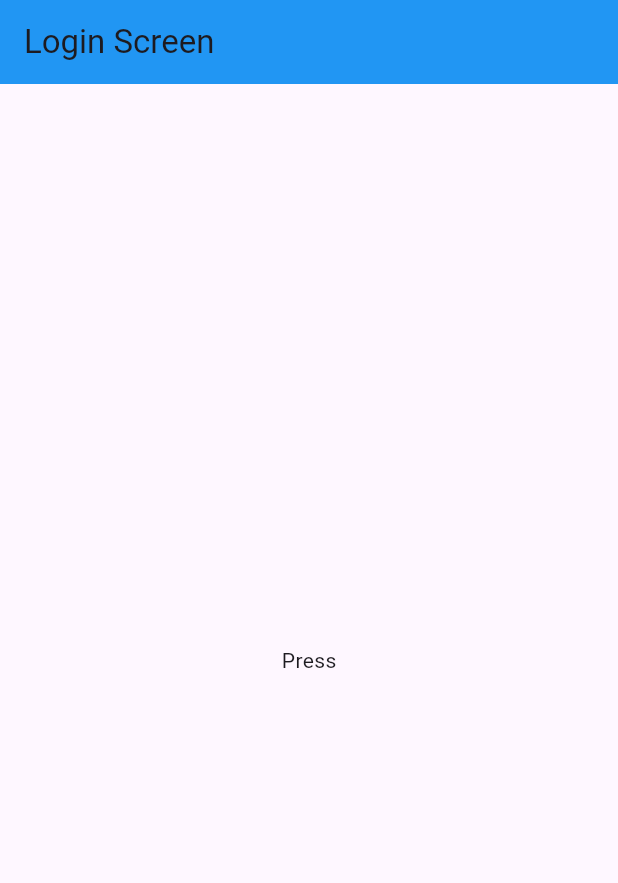
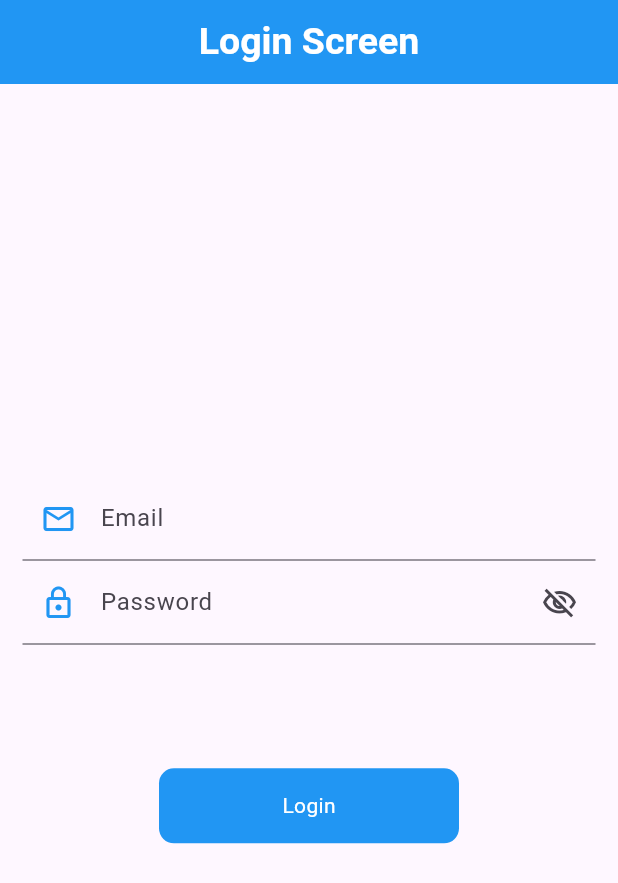
Before and after one commit to R-e-h-a-n-N-a-s-e-e-r/Flutter-MVVM-Architecture, a Flutter app: the screen it shows after launch, on a phone screen of 412 x 824 dp. Shown: the top 883 px of the screen. Run offline on Flutter 3.47's test engine with Material 3 defaults, Android fonts, the phone set to English and light mode, and no system bars; our stand-ins replace another_flushbar, fluttertoast.

Commit message:
Login View & View Model - Flutter MVVM

```diff
--- a/lib/Utils/utils.dart
+++ b/lib/Utils/utils.dart
@@ -4,6 +4,15 @@ import 'package:flutter/material.dart';
 import 'package:fluttertoast/fluttertoast.dart';
 
 class Utils {
+  static void fieldFocus(
+    BuildContext context,
+    FocusNode currentFocus,
+    FocusNode nextFocus,
+  ) {
+    currentFocus.unfocus();
+    FocusScope.of(context).requestFocus(nextFocus);
+  }
+
   static flutterToastErrorMessage(String message) {
     return Fluttertoast.showToast(
       msg: message,
@@ -17,7 +26,6 @@ class Utils {
     showFlushbar(
       context: context,
       flushbar: Flushbar(
-        title: "Hey Ninja",
         titleColor: Colors.white,
         message: message,
         flushbarPosition: FlushbarPosition.TOP,
@@ -44,7 +52,7 @@ class Utils {
 
   static snackBar(String message, BuildContext context) {
     return ScaffoldMessenger.of(context).showSnackBar(
-      SnackBar(content: Text(message), backgroundColor: Colors.red,),
+      SnackBar(content: Text(message), backgroundColor: Colors.red),
     );
   }
 }
--- a/lib/View/login_screen.dart
+++ b/lib/View/login_screen.dart
@@ -1,6 +1,6 @@
 import 'package:flutter/material.dart';
-import 'package:flutter_mvvm_architecture/Utils/routes/routes_name.dart';
 import 'package:flutter_mvvm_architecture/Utils/utils.dart';
+import 'package:flutter_mvvm_architecture/res/components/round_button.dart';
 
 class LoginScreen extends StatefulWidget {
   const LoginScreen({super.key});
@@ -10,18 +10,100 @@ class LoginScreen extends StatefulWidget {
 }
 
 class _LoginScreenState extends State<LoginScreen> {
+  ValueNotifier<bool> _isObscure = ValueNotifier<bool>(true);
+  final TextEditingController _emailController = TextEditingController();
+  final TextEditingController _passwordController = TextEditingController();
+
+  FocusNode emailFocus = FocusNode();
+  FocusNode passwordFocus = FocusNode();
+
+  @override
+  void dispose() {
+    // TODO: implement dispose
+    super.dispose();
+    _emailController.dispose();
+    _passwordController.dispose();
+    emailFocus.dispose();
+    passwordFocus.dispose();
+    _isObscure.dispose();
+  }
+
   @override
   Widget build(BuildContext context) {
+    final height = MediaQuery.of(context).size.height * 1;
     return Scaffold(
-      appBar: AppBar(backgroundColor: Colors.blue, title: Text('Login Screen')),
-      body: InkWell(
-        onTap: () {
-          // Utils.flushBarErrorMessage('no internet Connection',context);
-          //  Utils.flutterToastErrorMessage('no internet Connection');
-          Utils.snackBar('no internet Connection',context);
-        },
-
-        child: Center(child: Text('Press')),
+      appBar: AppBar(
+        backgroundColor: Colors.blue,
+        centerTitle: true,
+        title: Text(
+          'Login Screen',
+          style: TextStyle(
+            fontWeight: FontWeight.w600,
+            color: Colors.white,
+            fontSize: 25,
+          ),
+        ),
+      ),
+      body: Padding(
+        padding: const EdgeInsets.all(15.0),
+        child: Column(
+          mainAxisAlignment: MainAxisAlignment.center,
+          children: [
+            TextFormField(
+              focusNode: emailFocus,
+              onFieldSubmitted: (value) {
+                Utils.fieldFocus(context, emailFocus, passwordFocus);
+              },
+              decoration: InputDecoration(
+                hintText: 'Email',
+                prefixIcon: Icon(Icons.email_outlined, color: Colors.blue),
+                label: Text('Email'),
+              ),
+              controller: _emailController,
+            ),
+            ValueListenableBuilder(
+              valueListenable: _isObscure,
+              builder: (context, value, child) {
+                return TextFormField(
+                  focusNode: passwordFocus,
+                  obscureText: _isObscure.value,
+                  decoration: InputDecoration(
+                    hintText: 'Password',
+                    prefixIcon: Icon(Icons.lock_outline, color: Colors.blue),
+                    label: Text('Password'),
+                    suffixIcon: InkWell(
+                      onTap: () {
+                        _isObscure.value = !_isObscure.value;
+                      },
+                      child: _isObscure.value
+                          ? Icon(Icons.visibility_off_outlined)
+                          : Icon(Icons.visibility),
+                    ),
+                  ),
+                  controller: _passwordController,
+                );
+              },
+            ),
+            SizedBox(height: height * 0.1),
+            RoundButton(
+              title: 'Login',
+              onPress: () {
+                if (_emailController.text.isEmpty) {
+                  Utils.flushBarErrorMessage('Please enter email', context);
+                } else if (_passwordController.text.isEmpty) {
+                  Utils.flushBarErrorMessage('Please enter Password', context);
+                } else if (_passwordController.text.length < 6) {
+                  Utils.flushBarErrorMessage(
+                    'Password should be at least 6 digits',
+                    context,
+                  );
+                } else {
+                  print('done');
+                }
+              },
+            ),
+          ],
+        ),
       ),
     );
   }
--- /dev/null
+++ b/lib/res/components/app_colors.dart
@@ -0,0 +1,6 @@
+import 'package:flutter/material.dart';
+class AppColors {
+  static const Color blackColor = Color(0xFF000000);
+  static const Color whiteColor = Color(0xFFFFFFFF);
+  static const Color buttonColor = Colors.green;
+}
--- /dev/null
+++ b/lib/res/components/round_button.dart
@@ -0,0 +1,32 @@
+import 'package:flutter/material.dart';
+
+class RoundButton extends StatelessWidget {
+  final String title;
+  final bool loading;
+  final VoidCallback onPress;
+
+  const RoundButton({
+    super.key,
+    required this.title,
+    this.loading = false,
+    required this.onPress,
+  });
+
+  @override
+  Widget build(BuildContext context) {
+    return InkWell(
+      onTap: onPress,
+      child: Container(
+        width: 200,
+        height: 50,
+        decoration: BoxDecoration(
+          color: Colors.blue,
+          borderRadius: BorderRadius.all(Radius.circular(10)),
+        ),
+        child: loading
+            ? Center(child: CircularProgressIndicator(color: Colors.white))
+            : Center(child: Text(title,style: TextStyle(color: Colors.white),)),
+      ),
+    );
+  }
+}
```
